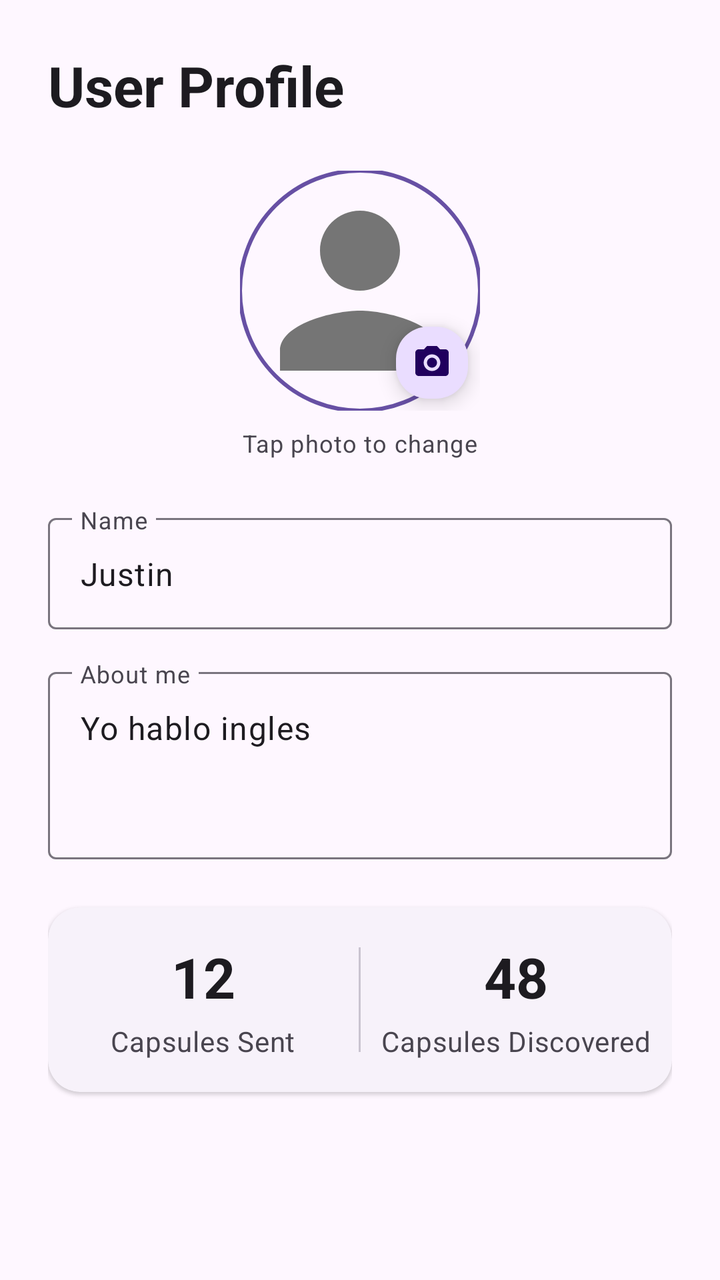
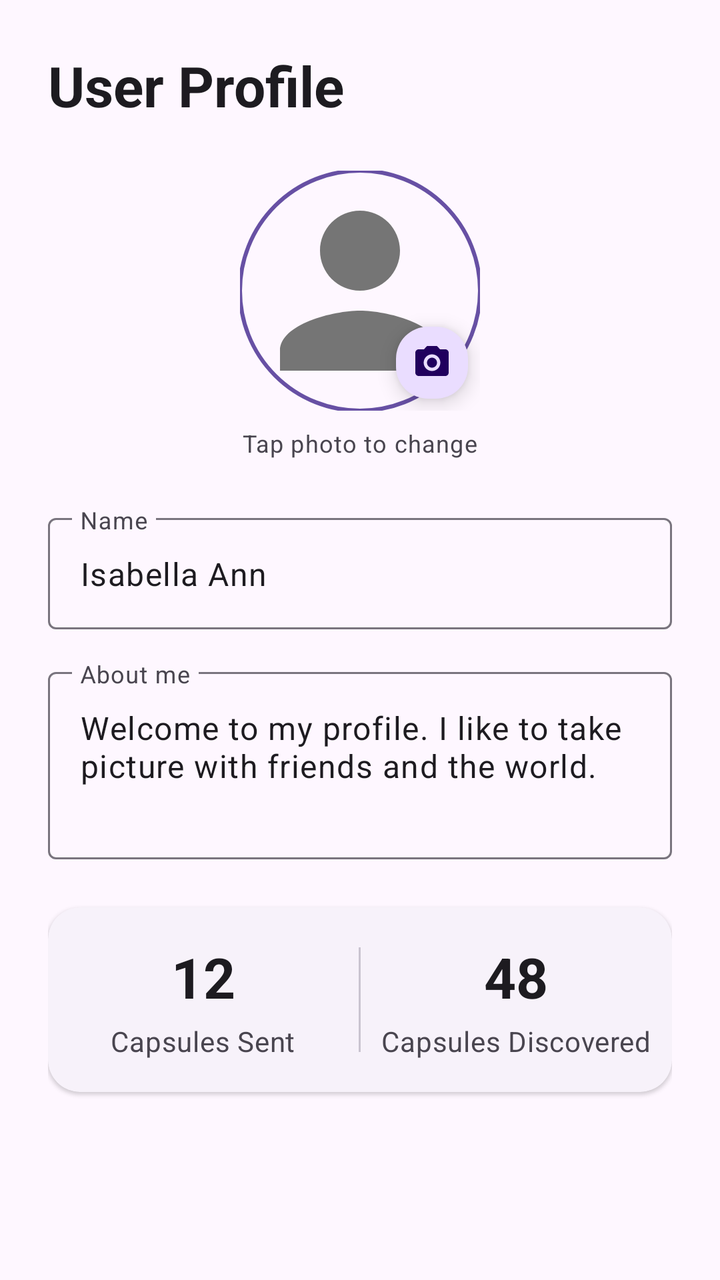

Compare the two renders of this Android layout. The source of the first and the diff that turns it into the second are given below.
<!-- AndroidManifest.xml: application theme Theme.Capsule -->
<!-- res/layout/activity_user_profile.xml -->
<?xml version="1.0" encoding="utf-8"?>
<androidx.core.widget.NestedScrollView xmlns:android="http://schemas.android.com/apk/res/android"
    xmlns:app="http://schemas.android.com/apk/res-auto"
    xmlns:tools="http://schemas.android.com/tools"
    android:id="@+id/main"
    android:layout_width="match_parent"
    android:layout_height="match_parent"
    android:fillViewport="true"
    tools:context=".MainActivity">

    <androidx.constraintlayout.widget.ConstraintLayout
        android:layout_width="match_parent"
        android:layout_height="wrap_content"
        android:padding="24dp">

        <TextView
            android:id="@+id/tvTitle"
            android:layout_width="wrap_content"
            android:layout_height="wrap_content"
            android:text="User Profile"
            android:textAppearance="?attr/textAppearanceHeadlineMedium"
            android:textStyle="bold"
            app:layout_constraintStart_toStartOf="parent"
            app:layout_constraintTop_toTopOf="parent" />

        
        <FrameLayout
            android:id="@+id/flProfilePicture"
            android:layout_width="120dp"
            android:layout_height="120dp"
            android:layout_marginTop="24dp"
            app:layout_constraintEnd_toEndOf="parent"
            app:layout_constraintStart_toStartOf="parent"
            app:layout_constraintTop_toBottomOf="@id/tvTitle">

            <com.google.android.material.imageview.ShapeableImageView
                android:id="@+id/userProfilePicture"
                android:layout_width="match_parent"
                android:layout_height="match_parent"
                android:contentDescription="Profile Picture"
                android:scaleType="centerCrop"
                android:src="@drawable/ic_person"
                app:shapeAppearanceOverlay="@style/ShapeAppearance.App.CircleImage"
                app:strokeColor="?attr/colorPrimary"
                app:strokeWidth="2dp" />

            <com.google.android.material.floatingactionbutton.FloatingActionButton
                android:id="@+id/btnChangePicture"
                android:layout_width="wrap_content"
                android:layout_height="wrap_content"
                android:layout_gravity="bottom|end"
                android:contentDescription="Change Picture"
                app:fabCustomSize="36dp"
                app:maxImageSize="20dp"
                app:srcCompat="@drawable/ic_camera" />
        </FrameLayout>

        <TextView
            android:id="@+id/tvTapToChange"
            android:layout_width="wrap_content"
            android:layout_height="wrap_content"
            android:layout_marginTop="8dp"
            android:text="Tap photo to change"
            android:textAppearance="?attr/textAppearanceBodySmall"
            android:textColor="?attr/colorOnSurfaceVariant"
            app:layout_constraintEnd_toEndOf="parent"
            app:layout_constraintStart_toStartOf="parent"
            app:layout_constraintTop_toBottomOf="@id/flProfilePicture" />

        
        <com.google.android.material.textfield.TextInputLayout
            android:id="@+id/tilName"
            style="@style/Widget.Material3.TextInputLayout.OutlinedBox"
            android:layout_width="0dp"
            android:layout_height="wrap_content"
            android:layout_marginTop="24dp"
            android:hint="Name"
            app:layout_constraintEnd_toEndOf="parent"
            app:layout_constraintStart_toStartOf="parent"
            app:layout_constraintTop_toBottomOf="@id/tvTapToChange">

            <com.google.android.material.textfield.TextInputEditText
                android:id="@+id/userName"
                android:layout_width="match_parent"
                android:layout_height="wrap_content"
                android:inputType="textPersonName"
                android:text="Justin " />
        </com.google.android.material.textfield.TextInputLayout>

        
        <com.google.android.material.textfield.TextInputLayout
            android:id="@+id/tilDescription"
            style="@style/Widget.Material3.TextInputLayout.OutlinedBox"
            android:layout_width="0dp"
            android:layout_height="wrap_content"
            android:layout_marginTop="16dp"
            android:hint="About me"
            app:layout_constraintEnd_toEndOf="parent"
            app:layout_constraintStart_toStartOf="parent"
            app:layout_constraintTop_toBottomOf="@id/tilName">

            <com.google.android.material.textfield.TextInputEditText
                android:id="@+id/userDescription"
                android:layout_width="match_parent"
                android:layout_height="wrap_content"
                android:gravity="top|start"
                android:inputType="textMultiLine"
                android:minLines="3"
                android:text="Yo hablo ingles" />
        </com.google.android.material.textfield.TextInputLayout>

        
        <com.google.android.material.card.MaterialCardView
            android:id="@+id/cardInfo"
            style="@style/Widget.Material3.CardView.Elevated"
            android:layout_width="0dp"
            android:layout_height="wrap_content"
            android:layout_marginTop="24dp"
            app:cardCornerRadius="16dp"
            app:layout_constraintEnd_toEndOf="parent"
            app:layout_constraintStart_toStartOf="parent"
            app:layout_constraintTop_toBottomOf="@id/tilDescription">

            <LinearLayout
                android:layout_width="match_parent"
                android:layout_height="wrap_content"
                android:baselineAligned="false"
                android:orientation="horizontal"
                android:paddingVertical="16dp">

                
                <LinearLayout
                    android:id="@+id/capsulesSent"
                    android:layout_width="0dp"
                    android:layout_height="wrap_content"
                    android:layout_weight="1"
                    android:gravity="center"
                    android:orientation="vertical">

                    <TextView
                        android:id="@+id/tvCount1"
                        android:layout_width="wrap_content"
                        android:layout_height="wrap_content"
                        android:text="12"
                        android:textAppearance="?attr/textAppearanceHeadlineMedium"
                        android:textStyle="bold" />

                    <TextView
                        android:id="@+id/tvLabel1"
                        android:layout_width="wrap_content"
                        android:layout_height="wrap_content"
                        android:layout_marginTop="4dp"
                        android:text="Capsules Sent"
                        android:textAppearance="?attr/textAppearanceBodyMedium"
                        android:textColor="?attr/colorOnSurfaceVariant" />
                </LinearLayout>

                <com.google.android.material.divider.MaterialDivider
                    android:layout_width="1dp"
                    android:layout_height="match_parent"
                    android:layout_marginVertical="4dp" />


                <LinearLayout
                    android:id="@+id/capsulesDiscovered"
                    android:layout_width="0dp"
                    android:layout_height="wrap_content"
                    android:layout_weight="1"
                    android:gravity="center"
                    android:orientation="vertical">

                    <TextView
                        android:id="@+id/countDiscovered"
                        android:layout_width="wrap_content"
                        android:layout_height="wrap_content"
                        android:text="48"
                        android:textAppearance="?attr/textAppearanceHeadlineMedium"
                        android:textStyle="bold" />

                    <TextView
                        android:id="@+id/discovered"
                        android:layout_width="wrap_content"
                        android:layout_height="wrap_content"
                        android:layout_marginTop="4dp"
                        android:text="Capsules Discovered"
                        android:textAppearance="?attr/textAppearanceBodyMedium"
                        android:textColor="?attr/colorOnSurfaceVariant" />
                </LinearLayout>

            </LinearLayout>

        </com.google.android.material.card.MaterialCardView>

    </androidx.constraintlayout.widget.ConstraintLayout>

</androidx.core.widget.NestedScrollView>
<!-- resources referenced by this layout -->
<resources>
  <!-- drawable ic_camera (drawable) -->
  <vector xmlns:android="http://schemas.android.com/apk/res/android"
      android:width="24dp"
      android:height="24dp"
      android:viewportWidth="24"
      android:viewportHeight="24">
    <path
        android:fillColor="#FFFFFF"
        android:pathData="M12,15c1.66,0 3,-1.34 3,-3s-1.34,-3 -3,-3 -3,1.34 -3,3 1.34,3 3,3zM9,2L7.17,4H4c-1.1,0 -2,0.9 -2,2v12c0,1.1 0.9,2 2,2h16c1.1,0 2,-0.9 2,-2V6c0,-1.1 -0.9,-2 -2,-2h-3.17L15,2H9zm3,15c-2.76,0 -5,-2.24 -5,-5s2.24,-5 5,-5 5,2.24 5,5 -2.24,5 -5,5z"/>
  </vector>
  <!-- drawable ic_person (drawable) -->
  <vector xmlns:android="http://schemas.android.com/apk/res/android"
      android:width="96dp"
      android:height="96dp"
      android:viewportWidth="24"
      android:viewportHeight="24">
    <path
        android:fillColor="#757575"
        android:pathData="M12,12c2.21,0 4,-1.79 4,-4s-1.79,-4 -4,-4 -4,1.79 -4,4 1.79,4 4,4zM12,14c-2.67,0 -8,1.34 -8,4v2h16v-2c0,-2.66 -5.33,-4 -8,-4z"/>
  </vector>
  <style name="ShapeAppearance.App.CircleImage" parent="">
          <item name="cornerSize">50%</item>
      </style>
  <style name="Theme.Capsule" parent="Base.Theme.Capsule" />
  <style name="Base.Theme.Capsule" parent="Theme.Material3.DayNight.NoActionBar">
          
          
      </style>
</resources>

<!-- the commit's change to res/layout/activity_user_profile.xml (unified diff, before → after) -->
@@ -14,7 +14,7 @@
         android:padding="24dp">
 
         <TextView
-            android:id="@+id/tvTitle"
+            android:id="@+id/userProfile"
             android:layout_width="wrap_content"
             android:layout_height="wrap_content"
             android:text="User Profile"
@@ -23,7 +23,7 @@
             app:layout_constraintStart_toStartOf="parent"
             app:layout_constraintTop_toTopOf="parent" />
 
-        
+
         <FrameLayout
             android:id="@+id/flProfilePicture"
             android:layout_width="120dp"
@@ -31,7 +31,7 @@
             android:layout_marginTop="24dp"
             app:layout_constraintEnd_toEndOf="parent"
             app:layout_constraintStart_toStartOf="parent"
-            app:layout_constraintTop_toBottomOf="@id/tvTitle">
+            app:layout_constraintTop_toBottomOf="@id/userProfile">
 
             <com.google.android.material.imageview.ShapeableImageView
                 android:id="@+id/userProfilePicture"
@@ -67,7 +67,7 @@
             app:layout_constraintStart_toStartOf="parent"
             app:layout_constraintTop_toBottomOf="@id/flProfilePicture" />
 
-        
+
         <com.google.android.material.textfield.TextInputLayout
             android:id="@+id/tilName"
             style="@style/Widget.Material3.TextInputLayout.OutlinedBox"
@@ -84,10 +84,10 @@
                 android:layout_width="match_parent"
                 android:layout_height="wrap_content"
                 android:inputType="textPersonName"
-                android:text="Justin " />
+                android:text="Isabella Ann " />
         </com.google.android.material.textfield.TextInputLayout>
 
-        
+
         <com.google.android.material.textfield.TextInputLayout
             android:id="@+id/tilDescription"
             style="@style/Widget.Material3.TextInputLayout.OutlinedBox"
@@ -106,10 +106,10 @@
                 android:gravity="top|start"
                 android:inputType="textMultiLine"
                 android:minLines="3"
-                android:text="Yo hablo ingles" />
+                android:text="Welcome to my profile. I like to take picture with friends and the world." />
         </com.google.android.material.textfield.TextInputLayout>
 
-        
+
         <com.google.android.material.card.MaterialCardView
             android:id="@+id/cardInfo"
             style="@style/Widget.Material3.CardView.Elevated"
@@ -128,7 +128,6 @@
                 android:orientation="horizontal"
                 android:paddingVertical="16dp">
 
-                
                 <LinearLayout
                     android:id="@+id/capsulesSent"
                     android:layout_width="0dp"
